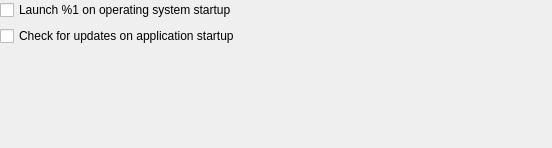
The window that src/librssguard/gui/settings/settingsgeneral.ui (norbusan/rssguard-debian) describes before a commit, drawn with Qt 5.
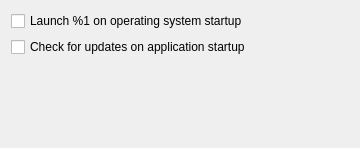
The same window after the commit.

Diff of the .ui file:
```diff
--- a/src/librssguard/gui/settings/settingsgeneral.ui
+++ b/src/librssguard/gui/settings/settingsgeneral.ui
@@ -6,23 +6,11 @@
    <rect>
     <x>0</x>
     <y>0</y>
-    <width>552</width>
+    <width>360</width>
     <height>148</height>
    </rect>
   </property>
-  <layout class="QFormLayout" name="formLayout">
-   <property name="leftMargin">
-    <number>0</number>
-   </property>
-   <property name="topMargin">
-    <number>0</number>
-   </property>
-   <property name="rightMargin">
-    <number>0</number>
-   </property>
-   <property name="bottomMargin">
-    <number>0</number>
-   </property>
+  <layout class="QFormLayout">
    <item row="0" column="0">
     <widget class="QCheckBox" name="m_checkAutostart">
      <property name="text">
```
